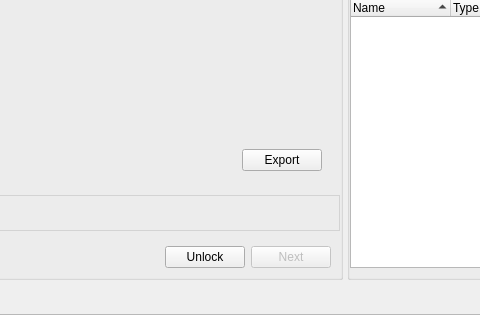
Above: baramMesh/view/main_window/main_window.ui from nextfoam/baram before the change; both pictures show x 98 to 578 and y 430 to 750 of the 1221 by 891 pixel window. Below: the same form after it.
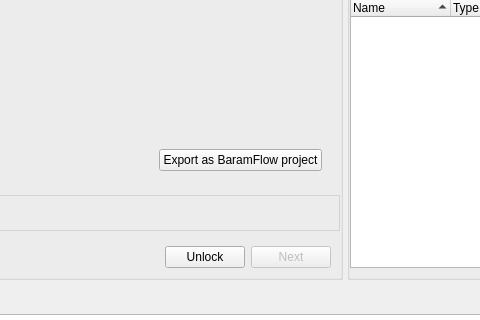
That is the form after the change. The open tabs and pages were chosen to show the change. Icons and pictures are not drawn. Custom widgets are drawn as their Qt base class.

Commit message: A hint for users

What changed in the file:
```diff
--- a/baramMesh/view/main_window/main_window.ui
+++ b/baramMesh/view/main_window/main_window.ui
@@ -2168,7 +2168,7 @@
                   <item>
                    <widget class="QPushButton" name="export_">
                     <property name="text">
-                     <string>Export</string>
+                     <string>Export as BaramFlow project</string>
                     </property>
                    </widget>
                   </item>
```
